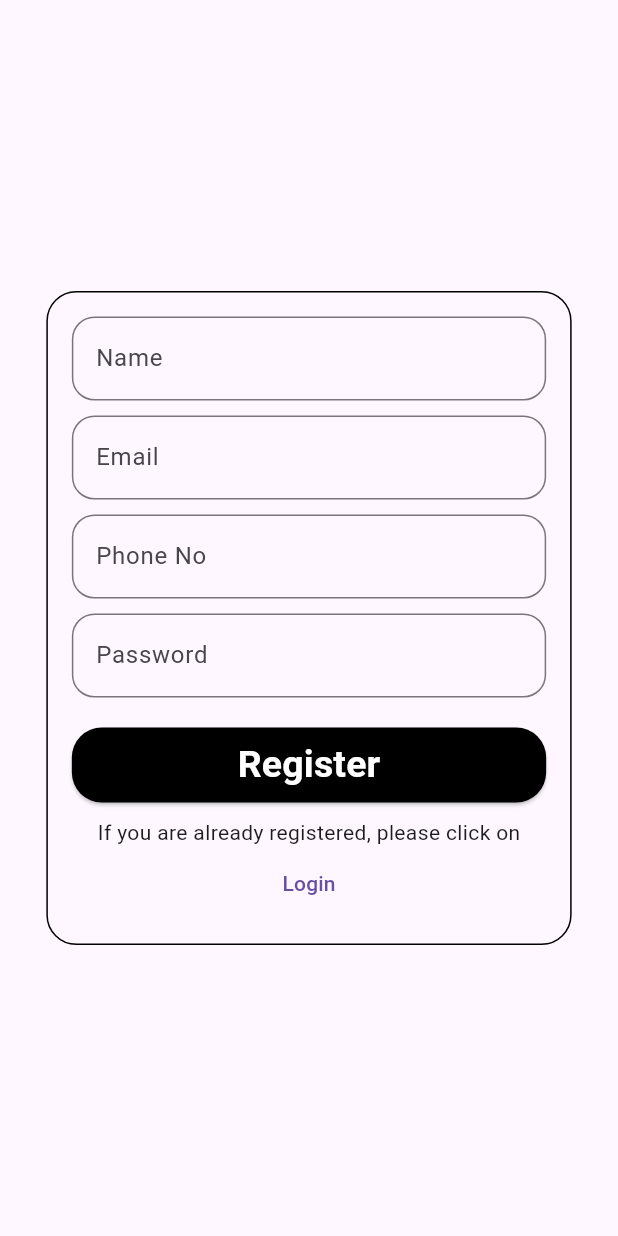
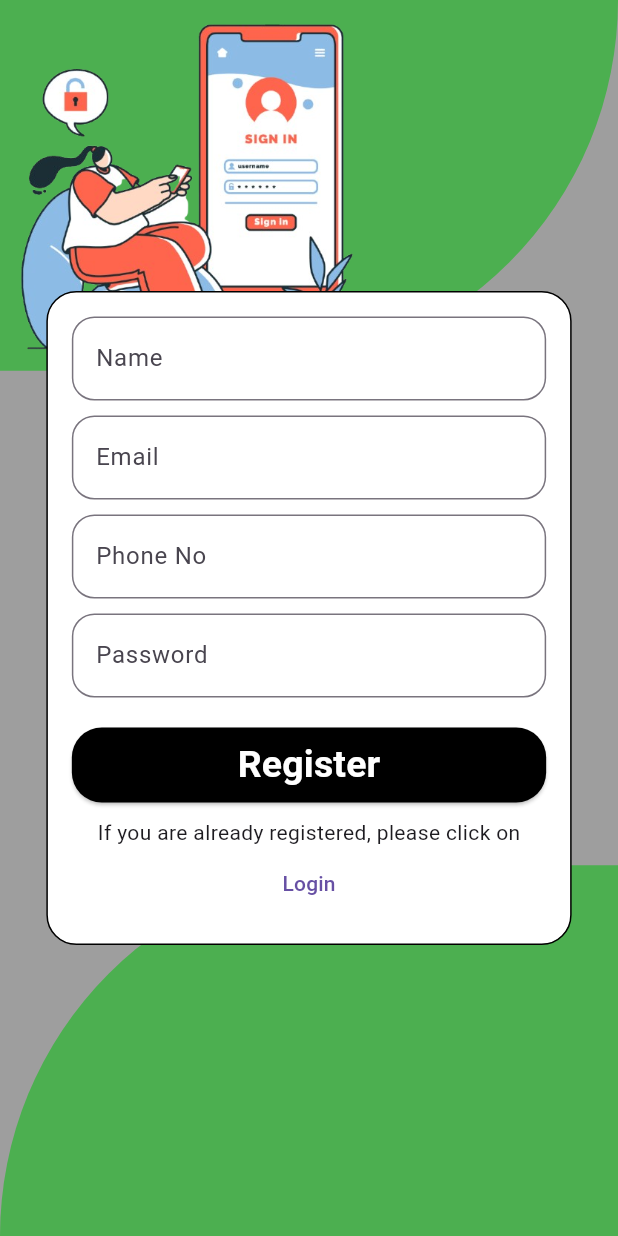
Before and after one commit to NabeelSohail321/Human-Resource-Management, a Flutter app: the screen it shows after launch, after a tap on "Register", on a phone screen of 412 x 824 dp. Run offline on Flutter 3.47's test engine with Material 3 defaults, Android fonts, the phone set to English and light mode, and no system bars; our stand-ins replace firebase_auth, firebase_core, firebase_database; accounts and stored records are empty; network calls fail.

Commit message:
login signup design

```diff
--- a/lib/Front side/Loginpage.dart
+++ b/lib/Front side/Loginpage.dart
@@ -1,5 +1,5 @@
+import 'package:flutter/cupertino.dart';
 import 'package:flutter/material.dart';
-
 import 'package:provider/provider.dart';
 import '../Providers/userprovider.dart';
 import 'Registerpage.dart';
@@ -19,19 +19,62 @@ class _LoginPageState extends State<LoginPage> {
   @override
   Widget build(BuildContext context) {
     return Scaffold(
-      body: LayoutBuilder(
-        builder: (context, constraints) {
-          double containerWidth = constraints.maxWidth < 600 ? 0.85 : 0.4;
+      body: Stack(
+        children: [
+          // Full-screen grey container
+          Container(
+            color: Colors.grey,
+            width: double.infinity,
+            height: double.infinity,
+            child: Stack(
 
-          return Center(
+              children: [
+                Container(
+                  height: MediaQuery.of(context).size.height * 0.3,
+                  width: double.infinity,
+                  decoration: BoxDecoration(
+                    color: Colors.green,
+                    borderRadius: BorderRadius.only(
+                      // bottomLeft: Radius.circular(0),
+                      bottomRight: Radius.circular(280),
+
+                    ),
+                  ),
+                  child: Align(
+                    alignment: Alignment.bottomLeft,
+                    child: Image(image: AssetImage('assets/images/login.png'),
+                    ),
+                  ),
+                ),
+                Align(
+                  alignment: Alignment.bottomCenter,
                   child: Container(
-              width: MediaQuery.of(context).size.width * containerWidth,
+                    height: MediaQuery.of(context).size.height * 0.3,
                     decoration: BoxDecoration(
+                      color: Colors.green,
+                      borderRadius: BorderRadius.only(
+                        // bottomLeft: Radius.circular(0),
+                        topLeft: Radius.circular(280),
+
+                      ),
+                    ),
+                  ),
+                )
+
+              ],
+            ),
+          ),
+
+          // Centered container on top of the grey container
+          Center(
+            child: Container(
+              width: MediaQuery.of(context).size.width * 0.85,
+              padding: const EdgeInsets.all(16.0),
+              decoration: BoxDecoration(
+                color: Colors.white, // Inner container color
                 border: Border.all(width: 1),
                 borderRadius: BorderRadius.circular(20),
               ),
-              child: Padding(
-                padding: const EdgeInsets.all(16.0),
               child: Column(
                 mainAxisSize: MainAxisSize.min,
                 children: [
@@ -64,13 +107,18 @@ class _LoginPageState extends State<LoginPage> {
                       String email = ec.text.trim();
                       String password = pass.text.trim();
                       try {
-                          await Provider.of<UserProvider>(context, listen: false).login(email, password);
+                        await Provider.of<UserProvider>(context, listen: false)
+                            .login(email, password);
                         await ScaffoldMessenger.of(context).showSnackBar(
-                            SnackBar(content: Text("Login Successfull")),
+                          SnackBar(content: Text("Login Successful")),
                         );
-                          Navigator.push(context, MaterialPageRoute(builder: (context)=>DashboardPage()));
+                        Navigator.push(
+                          context,
+                          MaterialPageRoute(
+                            builder: (context) => DashboardPage(),
+                          ),
+                        );
                       } catch (e) {
-                          // Handle the error (e.g., show a Snackbar with the error message)
                         ScaffoldMessenger.of(context).showSnackBar(
                           SnackBar(content: Text(e.toString())),
                         );
@@ -85,14 +133,23 @@ class _LoginPageState extends State<LoginPage> {
                     ),
                     child: const Text(
                       "Log In",
-                        style: TextStyle(fontSize: 25, color: Colors.white, fontWeight: FontWeight.bold),
+                      style: TextStyle(
+                        fontSize: 25,
+                        color: Colors.white,
+                        fontWeight: FontWeight.bold,
+                      ),
                     ),
                   ),
                   const SizedBox(height: 10),
                   const Text("If you are not registered, please click on"),
                   TextButton(
                     onPressed: () {
-                        Navigator.push(context, MaterialPageRoute(builder: (context) => const RegisterPage()));
+                      Navigator.push(
+                        context,
+                        MaterialPageRoute(
+                          builder: (context) => const RegisterPage(),
+                        ),
+                      );
                     },
                     child: const Text("Register"),
                   ),
@@ -100,8 +157,7 @@ class _LoginPageState extends State<LoginPage> {
               ),
             ),
           ),
-          );
-        },
+        ],
       ),
     );
   }
--- a/lib/Front side/Registerpage.dart
+++ b/lib/Front side/Registerpage.dart
@@ -38,30 +38,87 @@ class _RegisterPageState extends State<RegisterPage> {
         phone: phonec.text.trim(),
         password: pass.text.trim(),
       );
-      ScaffoldMessenger.of(context).showSnackBar(const SnackBar(content: Text('User registered successfully!')));
-      Navigator.push(context, MaterialPageRoute(builder: (context)=>LoginPage()));
+      ScaffoldMessenger.of(context).showSnackBar(
+          const SnackBar(content: Text('User registered successfully!')));
+      Navigator.push(
+          context, MaterialPageRoute(builder: (context) => LoginPage()));
     } catch (e) {
-      ScaffoldMessenger.of(context).showSnackBar(SnackBar(content: Text(e.toString())));
+      ScaffoldMessenger.of(context).showSnackBar(
+          SnackBar(content: Text(e.toString())));
     }
   }
 
   @override
   Widget build(BuildContext context) {
     return Scaffold(
-      body: LayoutBuilder(
-        builder: (context, constraints) {
-          // Determine the width to use based on screen size
-          double containerWidth = constraints.maxWidth < 600 ? 0.85 : 0.4; // 85% for small screens, 40% for large screens
+      body: Stack(
+        children: [
+        // Full-screen grey container
+        Container(
+        color: Colors.grey,
+        width: double.infinity,
+        height: double.infinity,
+        child: Stack(
 
-          return Center(
+          children: [
+            Container(
+              height: MediaQuery
+                  .of(context)
+                  .size
+                  .height * 0.3,
+              width: double.infinity,
+              decoration: BoxDecoration(
+                color: Colors.green,
+                borderRadius: BorderRadius.only(
+                  // bottomLeft: Radius.circular(0),
+                  bottomRight: Radius.circular(280),
+
+                ),
+              ),
+              child: Align(
+                alignment: Alignment.bottomLeft,
+                child: Image(image: AssetImage('assets/images/login.png'),
+                ),
+              ),
+            ),
+            Align(
+              alignment: Alignment.bottomCenter,
               child: Container(
-              width: MediaQuery.of(context).size.width * containerWidth, // Responsive width
+                height: MediaQuery
+                    .of(context)
+                    .size
+                    .height * 0.3,
                 decoration: BoxDecoration(
+                  color: Colors.green,
+                  borderRadius: BorderRadius.only(
+                    // bottomLeft: Radius.circular(0),
+                    topLeft: Radius.circular(280),
+
+                  ),
+                ),
+              ),
+            )
+
+          ],
+        ),
+      ),
+
+      // Centered container on top of the grey container
+      Center(
+        child: Container(
+
+          width: MediaQuery
+              .of(context)
+              .size
+              .width * 0.85, // Responsive width
+          decoration: BoxDecoration(
+            color: Colors.white,
             border: Border.all(width: 1),
             borderRadius: BorderRadius.circular(20),
           ),
           child: Padding(
-                padding: const EdgeInsets.all(16.0), // Added padding around the container
+            padding: const EdgeInsets.all(16.0),
+            // Added padding around the container
             child: Column(
               mainAxisSize: MainAxisSize.min, // Wrap content tightly
               children: [
@@ -119,18 +176,22 @@ class _RegisterPageState extends State<RegisterPage> {
                     shape: RoundedRectangleBorder(
                       borderRadius: BorderRadius.circular(20),
                     ),
-                        minimumSize: const Size(double.infinity, 50), // Make button full width
+                    minimumSize: const Size(
+                        double.infinity, 50), // Make button full width
                   ),
                   child: const Text(
                     "Register",
-                        style: TextStyle(fontSize: 25, color: Colors.white, fontWeight: FontWeight.bold),
+                    style: TextStyle(fontSize: 25,
+                        color: Colors.white,
+                        fontWeight: FontWeight.bold),
                   ),
                 ),
                 const SizedBox(height: 10),
                 const Text("If you are already registered, please click on"),
                 TextButton(
                   onPressed: () {
-                         Navigator.push(context, MaterialPageRoute(builder: (context) => const LoginPage()));
+                    Navigator.push(context, MaterialPageRoute(
+                        builder: (context) => const LoginPage()));
                   },
                   child: const Text("Login"),
                 ),
@@ -138,9 +199,8 @@ class _RegisterPageState extends State<RegisterPage> {
             ),
           ),
         ),
-          );
-        },
-      ),
-    );
+      )
+      ],
+    ),);
   }
 }
--- /dev/null
+++ b/lib/extra.dart
@@ -0,0 +1,213 @@
+// import 'package:flutter/material.dart';
+//
+// import 'package:provider/provider.dart';
+// import '../Providers/userprovider.dart';
+// import 'Registerpage.dart';
+// import 'dashBoard.dart';
+//
+// class LoginPage extends StatefulWidget {
+//   const LoginPage({super.key});
+//
+//   @override
+//   State<LoginPage> createState() => _LoginPageState();
+// }
+//
+// class _LoginPageState extends State<LoginPage> {
+//   final TextEditingController ec = TextEditingController();
+//   final TextEditingController pass = TextEditingController();
+//
+//   @override
+//   Widget build(BuildContext context) {
+//     return Scaffold(
+//       body: LayoutBuilder(
+//         builder: (context, constraints) {
+//           double containerWidth = constraints.maxWidth < 600 ? 0.85 : 0.4;
+//
+//           return Stack(
+//             children: [
+//               Center(
+//                 child: Container(
+//                   width: MediaQuery.of(context).size.width * containerWidth,
+//                   decoration: BoxDecoration(
+//                     border: Border.all(width: 1),
+//                     borderRadius: BorderRadius.circular(20),
+//                   ),
+//                   child: Padding(
+//                     padding: const EdgeInsets.all(16.0),
+//                     child: Column(
+//                       mainAxisSize: MainAxisSize.min,
+//                       children: [
+//                         const SizedBox(height: 10),
+//                         TextField(
+//                           controller: ec,
+//                           decoration: const InputDecoration(
+//                             hintText: "Enter Your Email Address",
+//                             labelText: "Email",
+//                             border: OutlineInputBorder(
+//                               borderRadius:
+//                               BorderRadius.all(Radius.circular(15)),
+//                             ),
+//                           ),
+//                         ),
+//                         const SizedBox(height: 10),
+//                         TextField(
+//                           controller: pass,
+//                           decoration: const InputDecoration(
+//                             hintText: "Enter Your Password",
+//                             labelText: "Password",
+//                             border: OutlineInputBorder(
+//                               borderRadius:
+//                               BorderRadius.all(Radius.circular(15)),
+//                             ),
+//                           ),
+//                           obscureText: true,
+//                         ),
+//                         const SizedBox(height: 20),
+//                         ElevatedButton(
+//                           onPressed: () async {
+//                             String email = ec.text.trim();
+//                             String password = pass.text.trim();
+//                             try {
+//                               await Provider.of<UserProvider>(context,
+//                                   listen: false)
+//                                   .login(email, password);
+//                               await ScaffoldMessenger.of(context).showSnackBar(
+//                                 SnackBar(content: Text("Login Successfull")),
+//                               );
+//                               Navigator.push(
+//                                   context,
+//                                   MaterialPageRoute(
+//                                       builder: (context) => DashboardPage()));
+//                             } catch (e) {
+//                               // Handle the error (e.g., show a Snackbar with the error message)
+//                               ScaffoldMessenger.of(context).showSnackBar(
+//                                 SnackBar(content: Text(e.toString())),
+//                               );
+//                             }
+//                           },
+//                           style: ElevatedButton.styleFrom(
+//                             backgroundColor: Colors.black,
+//                             shape: RoundedRectangleBorder(
+//                               borderRadius: BorderRadius.circular(20),
+//                             ),
+//                             minimumSize: const Size(double.infinity, 50),
+//                           ),
+//                           child: const Text(
+//                             "Log In",
+//                             style: TextStyle(
+//                                 fontSize: 25,
+//                                 color: Colors.white,
+//                                 fontWeight: FontWeight.bold),
+//                           ),
+//                         ),
+//                         const SizedBox(height: 10),
+//                         const Text(
+//                             "If you are not registered, please click on"),
+//                         TextButton(
+//                           onPressed: () {
+//                             Navigator.push(
+//                                 context,
+//                                 MaterialPageRoute(
+//                                     builder: (context) =>
+//                                     const RegisterPage()));
+//                           },
+//                           child: const Text("Register"),
+//                         ),
+//                       ],
+//                     ),
+//                   ),
+//                 ),
+//               ),
+//             ],
+//           );
+//         },
+//       ),
+//     );
+//   }
+// }
+Center(
+child: Container(
+width: MediaQuery.of(context).size.width * containerWidth, // Responsive width
+decoration: BoxDecoration(
+border: Border.all(width: 1),
+borderRadius: BorderRadius.circular(20),
+),
+child: Padding(
+padding: const EdgeInsets.all(16.0), // Added padding around the container
+child: Column(
+mainAxisSize: MainAxisSize.min, // Wrap content tightly
+children: [
+TextField(
+controller: nc,
+decoration: const InputDecoration(
+hintText: "Enter Your Name",
+labelText: "Name",
+border: OutlineInputBorder(
+borderRadius: BorderRadius.all(Radius.circular(15)),
+),
+),
+),
+const SizedBox(height: 10), // Add spacing between fields
+TextField(
+controller: ec,
+decoration: const InputDecoration(
+hintText: "Enter Your Email Address",
+labelText: "Email",
+border: OutlineInputBorder(
+borderRadius: BorderRadius.all(Radius.circular(15)),
+),
+),
+),
+const SizedBox(height: 10),
+TextField(
+controller: phonec,
+decoration: const InputDecoration(
+hintText: "Enter Your Phone No",
+labelText: "Phone No",
+border: OutlineInputBorder(
+borderRadius: BorderRadius.all(Radius.circular(15)),
+),
+),
+),
+const SizedBox(height: 10),
+TextField(
+controller: pass,
+decoration: const InputDecoration(
+hintText: "Enter Your Password",
+labelText: "Password",
+border: OutlineInputBorder(
+borderRadius: BorderRadius.all(Radius.circular(15)),
+),
+),
+obscureText: true,
+),
+const SizedBox(height: 20),
+ElevatedButton(
+onPressed: () {
+registerUser();
+},
+style: ElevatedButton.styleFrom(
+backgroundColor: Colors.black,
+shape: RoundedRectangleBorder(
+borderRadius: BorderRadius.circular(20),
+),
+minimumSize: const Size(double.infinity, 50), // Make button full width
+),
+child: const Text(
+"Register",
+style: TextStyle(fontSize: 25, color: Colors.white, fontWeight: FontWeight.bold),
+),
+),
+const SizedBox(height: 10),
+const Text("If you are already registered, please click on"),
+TextButton(
+onPressed: () {
+Navigator.push(context, MaterialPageRoute(builder: (context) => const LoginPage()));
+},
+child: const Text("Login"),
+),
+],
+),
+),
+),
+);
--- a/lib/main.dart
+++ b/lib/main.dart
@@ -34,6 +34,7 @@ class MyApp extends StatelessWidget {
           '/frontPage': (context) =>  DashboardPage(),
           //sdjkaslkd
         },
+        title: 'HCM-Human Capital Management',
         debugShowCheckedModeBanner: false,
         home: const LoginPage(), // Ensure RegisterPage is used properly
       ),
--- a/pubspec.yaml
+++ b/pubspec.yaml
@@ -69,6 +69,7 @@ flutter:
   #   - images/a_dot_ham.jpeg
   assets:
     - assets/fonts/
+    - assets/images/
   fonts:
     - family: Lora
       fonts:
```
Also changed, not shown: assets/images/login.png (added), pubspec.lock. Lines whose indentation alone changed are shown as unchanged.
